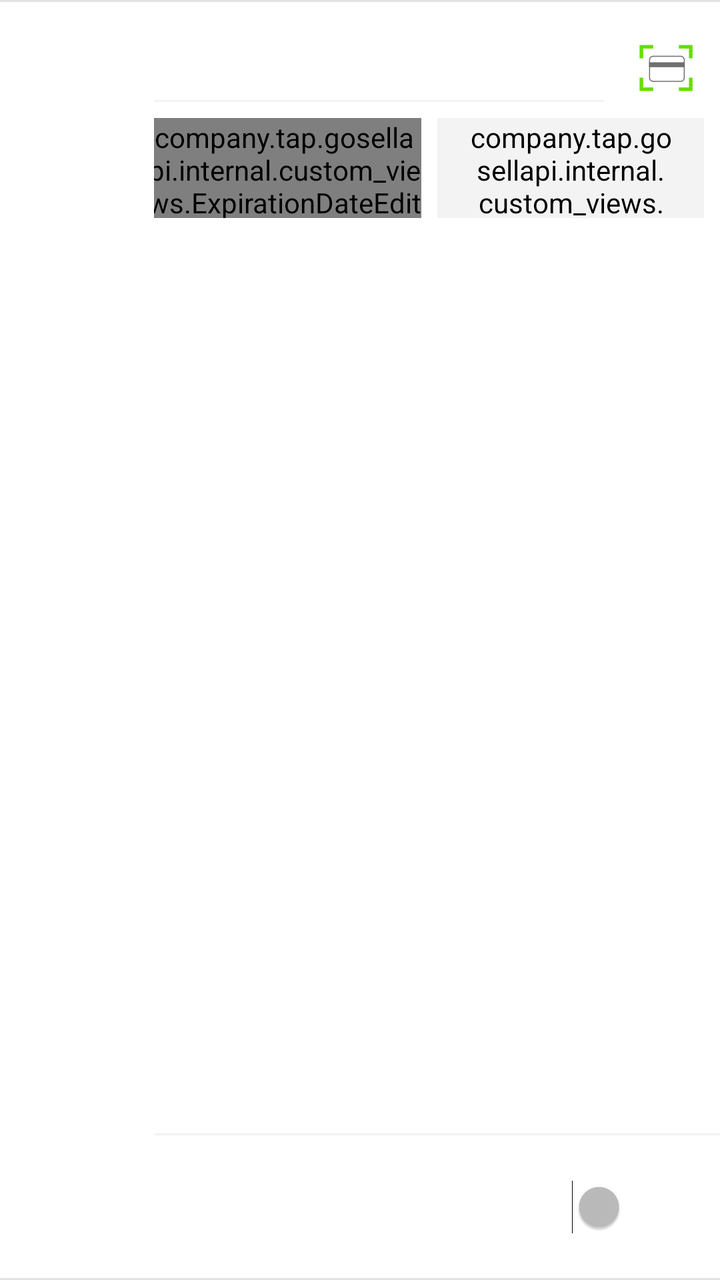
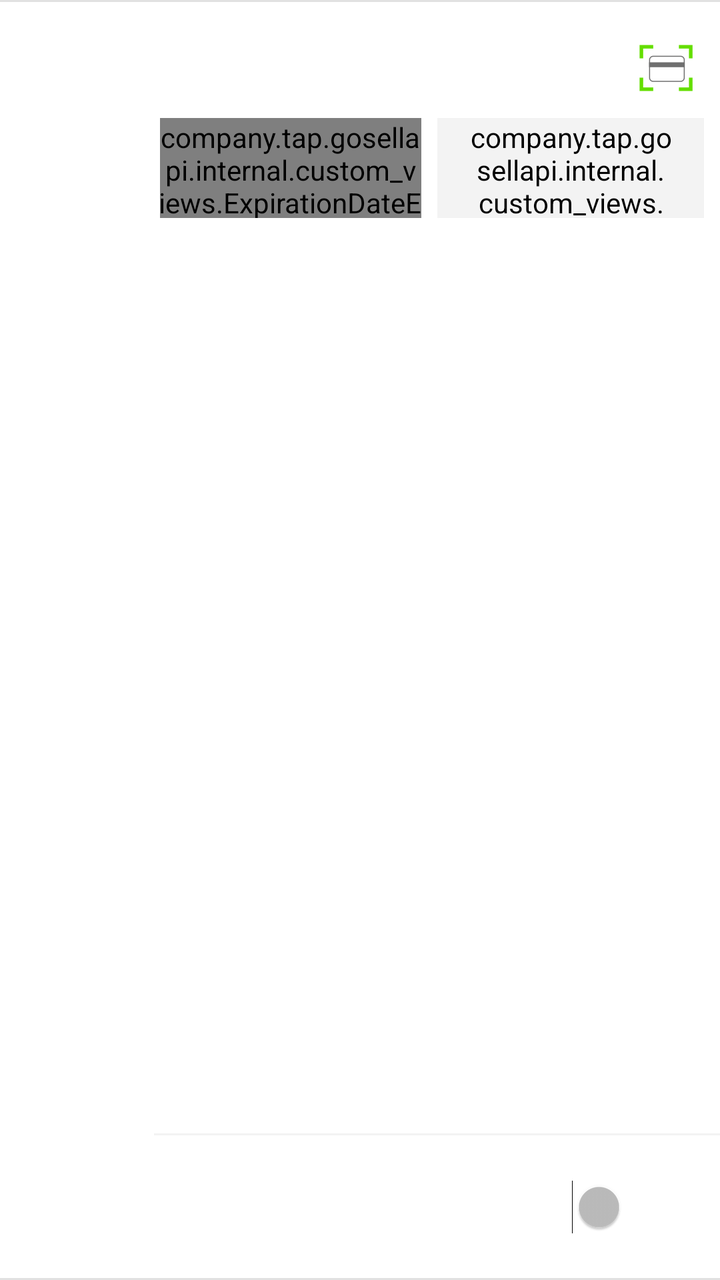

Compare the two renders of this Android layout. The source of the first and the diff that turns it into the second are given below.
<!-- AndroidManifest.xml: another module's application theme AppTheme -->
<!-- res/layout/gosellsdk_viewholder_card_payment_option.xml -->
<?xml version="1.0" encoding="utf-8"?>
<android.support.constraint.ConstraintLayout
    xmlns:android="http://schemas.android.com/apk/res/android"
    xmlns:app="http://schemas.android.com/apk/res-auto"
    xmlns:tools="http://schemas.android.com/tools"
    android:layout_width="match_parent"
    android:layout_height="wrap_content"
    android:background="@color/white"
    >

  
  <View
      android:id="@+id/topSeparator"
      android:layout_width="match_parent"
      android:layout_height="1dp"
      android:background="@color/mercury"
      app:layout_constraintEnd_toEndOf="parent"
      app:layout_constraintStart_toStartOf="parent"
      app:layout_constraintTop_toTopOf="parent"
      />

  
  <View
      android:id="@+id/bottomSeparator"
      android:layout_width="match_parent"
      android:layout_height="1dp"
      android:background="@color/mercury"
      app:layout_constraintBottom_toBottomOf="parent"
      app:layout_constraintEnd_toEndOf="parent"
      app:layout_constraintStart_toStartOf="parent"
      />


  
  <android.support.constraint.ConstraintLayout
      android:id="@+id/paymentOptionIconsContainer"
      android:layout_width="70dp"
      android:layout_height="0dp"
      app:layout_constraintStart_toStartOf="parent"
      app:layout_constraintTop_toTopOf="parent"
      android:layout_marginStart="7dp"
      android:layout_marginLeft="7dp"
      app:layout_constraintBottom_toTopOf="@id/bottomSeparator"
      >

    <android.support.v7.widget.RecyclerView
        android:id="@+id/cardSystemsRecyclerView"
        android:layout_width="80dp"
        android:layout_height="wrap_content"
        app:layout_constraintStart_toStartOf="parent"
        app:layout_constraintTop_toTopOf="parent"
        app:layout_constraintBottom_toBottomOf="parent"
        app:layout_constraintVertical_bias="0"
        />

  </android.support.constraint.ConstraintLayout>


  
  <android.support.constraint.ConstraintLayout
      android:id="@+id/cardNumberContainer"
      android:layout_width="0dp"
      android:layout_height="50dp"
      android:layout_marginTop="8dp"
      app:layout_constraintEnd_toEndOf="parent"
      app:layout_constraintStart_toEndOf="@id/paymentOptionIconsContainer"
      app:layout_constraintTop_toBottomOf="@id/topSeparator"
      app:layout_constraintBottom_toTopOf="@id/expirationDateAndCVVContainer"
      >


    <android.support.design.widget.TextInputLayout
        android:id="@+id/cardNumberFieldTextInputLayout"
        android:layout_width="0dp"
        android:layout_height="0dp"
        app:layout_goneMarginEnd="20dp"
        android:layout_marginEnd="0dp"
        android:layout_marginRight="0dp"
        app:layout_constraintBottom_toBottomOf="parent"
        app:layout_constraintEnd_toStartOf="@id/cardScannerButton"
        app:layout_constraintStart_toStartOf="parent"
        app:layout_constraintTop_toTopOf="parent"
        android:gravity="center_vertical"
        app:hintTextAppearance="@style/TextInputLayout.Hint"
        >

      <android.support.v7.widget.AppCompatEditText
          android:id="@+id/cardNumberField"
          android:layout_width="match_parent"
          android:layout_height="match_parent"
          android:layout_marginStart="@dimen/edit_text_default_padding"
          android:layout_marginLeft="@dimen/edit_text_default_padding"
          android:hint="@string/edittext_hint_card_number"
          android:inputType="numberDecimal"
          style="@style/EditText"
          app:layout_constraintBottom_toBottomOf="parent"
          app:layout_constraintEnd_toEndOf="parent"
          app:layout_constraintStart_toStartOf="parent"
          app:layout_constraintTop_toTopOf="parent"
          app:backgroundTint="@color/separator"
          />

    </android.support.design.widget.TextInputLayout>

    <ImageButton
        android:id="@+id/cardScannerButton"
        android:layout_width="54dp"
        android:layout_height="0dp"
        android:background="@android:color/transparent"
        android:scaleType="centerInside"
        android:src="@drawable/btn_card_scanner_normal"
        app:layout_constraintBottom_toBottomOf="parent"
        app:layout_constraintEnd_toEndOf="parent"
        app:layout_constraintTop_toTopOf="parent"
        tools:ignore="ContentDescription"
        />

  </android.support.constraint.ConstraintLayout>


  
  <android.support.constraint.ConstraintLayout
      android:id="@+id/expirationDateAndCVVContainer"
      android:layout_width="0dp"
      android:layout_height="50dp"
      app:layout_constraintTop_toBottomOf="@id/cardNumberContainer"
      app:layout_constraintStart_toEndOf="@id/paymentOptionIconsContainer"
      app:layout_constraintEnd_toEndOf="parent"
      app:layout_constraintBottom_toTopOf="@id/cardholderNameContainer"
      >

    
    <android.support.design.widget.TextInputLayout
        android:id="@+id/expirationDateContainer"
        android:layout_width="0dp"
        android:layout_height="0dp"
        app:layout_constraintStart_toStartOf="parent"
        app:layout_constraintTop_toTopOf="parent"
        app:layout_constraintBottom_toBottomOf="parent"
        app:layout_constraintEnd_toStartOf="@id/cvvFieldContainer"
        app:layout_constraintHorizontal_chainStyle="spread"
        app:hintTextAppearance="@style/TextInputLayout.Hint"
        android:hint="@string/edittext_hint_expiration_date"
        android:gravity="start"
        >


      <company.tap.gosellapi.internal.custom_views.ExpirationDateEditText
          style="@style/bt_card_form_field"
          android:id="@+id/expirationDateField"
          app:layout_constraintStart_toStartOf="parent"
          app:layout_constraintEnd_toEndOf="parent"
          app:layout_constraintTop_toTopOf="parent"
          app:layout_constraintBottom_toBottomOf="parent"
          app:backgroundTint="@color/separator"

          />

    </android.support.design.widget.TextInputLayout>


    
    <android.support.design.widget.TextInputLayout
        android:id="@+id/cvvFieldContainer"
        android:layout_width="0dp"
        android:layout_height="0dp"
        android:layout_marginStart="8dp"
        android:layout_marginEnd="8dp"
        app:layout_constraintStart_toEndOf="@id/expirationDateContainer"
        app:layout_constraintTop_toTopOf="parent"
        app:layout_constraintEnd_toEndOf="parent"
        app:layout_constraintBottom_toBottomOf="parent"
        app:hintTextAppearance="@style/TextInputLayout.Hint"
        android:hint="@string/bt_form_hint_cvv"
        android:gravity="start"
        >


      <company.tap.gosellapi.internal.custom_views.CvvEditText
          style="@style/bt_card_form_field"
          android:id="@+id/cvvField"
          android:paddingEnd="20dp"
          android:paddingStart="20dp"
          android:layout_marginEnd="@dimen/edit_text_default_padding"
          android:layout_marginRight="@dimen/edit_text_default_padding"
          app:layout_constraintStart_toStartOf="parent"
          app:layout_constraintEnd_toEndOf="parent"
          app:layout_constraintTop_toTopOf="parent"
          app:layout_constraintBottom_toBottomOf="parent"

          android:backgroundTint="@color/separator"
          />

    </android.support.design.widget.TextInputLayout>


  </android.support.constraint.ConstraintLayout>


  
  <android.support.design.widget.TextInputLayout
      android:id="@+id/cardholderNameContainer"
      android:layout_width="0dp"
      android:layout_height="50dp"
      app:layout_constraintStart_toEndOf="@id/paymentOptionIconsContainer"
      app:layout_constraintTop_toBottomOf="@id/expirationDateAndCVVContainer"
      app:layout_constraintEnd_toEndOf="parent"
      app:hintTextAppearance="@style/TextInputLayout.Hint"
      >

    <android.support.v7.widget.AppCompatEditText
        android:id="@+id/cardholderNameField"
        android:layout_width="match_parent"
        android:layout_height="match_parent"
        android:layout_marginStart="@dimen/edit_text_default_padding"

        android:layout_marginEnd="@dimen/edit_text_default_padding"
        android:paddingEnd="20dp"
        android:paddingRight="20dp"
        app:layout_constraintStart_toStartOf="parent"
        app:layout_constraintEnd_toEndOf="parent"
        app:layout_constraintTop_toTopOf="parent"
        app:layout_constraintBottom_toBottomOf="parent"
        android:inputType="textCapCharacters"
        android:hint="@string/edittext_hint_name_on_card"
        style="@style/EditText"
        app:backgroundTint="@color/transparent"
        tools:ignore="RtlSymmetry"
        />

  </android.support.design.widget.TextInputLayout>


  
  <android.support.design.widget.TextInputLayout
      android:id="@+id/addressOnCardContainer"
      android:layout_width="0dp"
      android:visibility="gone"
      android:layout_height="wrap_content"
      app:layout_constraintStart_toEndOf="@id/paymentOptionIconsContainer"
      app:layout_constraintEnd_toEndOf="parent"
      app:layout_constraintTop_toBottomOf="@id/cardholderNameContainer"
      app:layout_constraintBottom_toTopOf="@id/saveCardContainer"
      app:hintTextAppearance="@style/TextInputLayout.Hint"
      >


    <android.support.v7.widget.AppCompatEditText
        android:id="@+id/addressOnCardTextView"
        android:layout_width="match_parent"
        android:layout_height="wrap_content"
        android:layout_marginTop="16dp"
        android:layout_marginBottom="16dp"
        app:layout_constraintTop_toTopOf="parent"
        app:layout_constraintBottom_toBottomOf="parent"
        app:layout_constraintStart_toStartOf="parent"
        app:layout_constraintEnd_toEndOf="parent"
        android:drawablePadding="20dp"
        android:paddingEnd="20dp"
        android:paddingRight="20dp"
        android:drawableEnd="@drawable/ic_arrow_right_normal"
        android:drawableRight="@drawable/ic_arrow_right_normal"
        android:hint="@string/edittext_hint_address_on_card"
        style="@style/EditText"
        android:focusable="false"
        android:focusableInTouchMode="false"
        android:background="@null"
        tools:ignore="RtlSymmetry"
        />

  </android.support.design.widget.TextInputLayout>


  
  <android.support.constraint.ConstraintLayout
      android:id="@+id/saveCardContainer"
      android:layout_width="0dp"
      android:layout_height="wrap_content"
      app:layout_constraintStart_toEndOf="@id/paymentOptionIconsContainer"
      app:layout_constraintEnd_toEndOf="parent"
      app:layout_constraintBottom_toTopOf="@id/bottomSeparator"
      >

    <View
        android:id="@+id/saveCardTopSeparator"
        android:layout_width="match_parent"
        android:layout_height="1dp"
        android:background="@color/separator"
        app:layout_constraintEnd_toEndOf="parent"
        app:layout_constraintStart_toStartOf="parent"
        app:layout_constraintTop_toTopOf="parent"
        />

    <TextView
        android:id="@+id/saveCardDescriptionTextView"
        android:layout_width="0dp"
        android:layout_height="wrap_content"
        android:layout_marginTop="18dp"
        android:layout_marginBottom="18dp"
        app:layout_constraintStart_toStartOf="parent"
        app:layout_constraintTop_toBottomOf="@id/saveCardTopSeparator"
        app:layout_constraintBottom_toBottomOf="parent"
        app:layout_constraintEnd_toStartOf="@id/saveCardSwitch"
        android:text="@string/textview_disclaimer_save_card"
        />

    <Switch
        android:id="@+id/saveCardSwitch"
        android:layout_width="wrap_content"
        android:layout_height="wrap_content"
        android:layout_marginStart="20dp"
        android:layout_marginEnd="20dp"
        android:checked="false"
        app:layout_constraintTop_toBottomOf="@id/saveCardTopSeparator"
        app:layout_constraintBottom_toBottomOf="parent"
        app:layout_constraintEnd_toEndOf="parent"
        />

  </android.support.constraint.ConstraintLayout>

</android.support.constraint.ConstraintLayout>
<!-- resources referenced by this layout -->
<resources>
  <color name="mercury">#E1E1E1</color>
  <color name="separator">#0C000000</color>
  <color name="transparent">#00000000</color>
  <color name="white">#FFFFFF</color>
  <dimen name="edit_text_default_padding">-4dp</dimen>
  <!-- drawable btn_card_scanner_normal: png bitmap (drawable-hdpi, 853 bytes) -->
  <!-- drawable ic_arrow_right_normal: png bitmap (drawable-hdpi, 532 bytes) -->
  <string name="bt_form_hint_cvv">@string/bt_cvv</string>
  <string name="edittext_hint_address_on_card">Address on Card</string>
  <string name="edittext_hint_card_number">Card number</string>
  <string name="edittext_hint_expiration_date">MM/YY</string>
  <string name="edittext_hint_name_on_card">Name on card</string>
  <string name="textview_disclaimer_save_card">For faster and more secure checkout, save your card</string>
  <style name="EditText">
          <item name="android:textCursorDrawable">@null</item>
          <item name="android:textColor">@color/greyish_brown</item>
          <item name="android:textSize">@dimen/font_size_16sp</item>
          <item name="android:fontFamily" tools:targetApi="jelly_bean">sans-serif-light</item>
          <item name="android:textStyle">normal</item>
      </style>
  <style name="TextInputLayout.Hint" parent="TextAppearance.AppCompat.Small">
          <item name="android:textColor">@color/silver_light</item>
          <item name="android:fontFamily" tools:targetApi="jelly_bean">sans-serif</item>
          <item name="android:textSize">@dimen/font_size_11sp</item>
          <item name="android:textStyle">normal</item>
      </style>
  <style name="bt_card_form_field" parent="bt_base_textview">
          <item name="android:layout_width">match_parent</item>
          <item name="android:layout_height">match_parent</item>
          <item name="android:layout_marginStart">@dimen/edit_text_default_padding</item>
          <item name="android:layout_marginLeft">@dimen/edit_text_default_padding</item>
          <item name="android:textColorHint">@color/bt_light_gray</item>
          <item name="android:textCursorDrawable" tools:ignore="NewApi">@null</item>
      </style>
  <style name="AppTheme" parent="Theme.AppCompat.NoActionBar">
          
          <item name="colorPrimary">@color/french_gray</item>
          <item name="colorPrimaryDark">@color/colorPrimaryDark</item>
          <item name="colorAccent">@color/colorAccent</item>
      </style>
  <color name="greyish_brown" tools:ignore="MissingDefaultResource">#535353</color>
  <dimen name="font_size_16sp">16sp</dimen>
  <color name="silver_light">#C9C9C9</color>
  <dimen name="font_size_11sp">11sp</dimen>
  <style name="bt_base_textview">
          <item name="android:textSize">@dimen/bt_input_text_size</item>
          <item name="android:fontFamily" tools:targetApi="jelly_bean">sans-serif-light</item>
      </style>
  <color name="bt_light_gray">#6d6d6d</color>
  <color name="french_gray">#A8B5B5B5</color>
  <color name="colorPrimaryDark">#03A9F4</color>
  <color name="colorAccent">#FF4081</color>
  <dimen name="bt_input_text_size">16sp</dimen>
</resources>

<!-- the commit's change to res/layout/gosellsdk_viewholder_card_payment_option.xml (unified diff, before → after) -->
@@ -98,7 +98,9 @@
           app:layout_constraintStart_toStartOf="parent"
           app:layout_constraintTop_toTopOf="parent"
           app:backgroundTint="@color/separator"
-          />
+          android:background="@android:color/transparent"
+          android:paddingStart="3dp"
+          android:paddingLeft="3dp" />
 
     </android.support.design.widget.TextInputLayout>
 
@@ -142,6 +144,8 @@
         app:hintTextAppearance="@style/TextInputLayout.Hint"
         android:hint="@string/edittext_hint_expiration_date"
         android:gravity="start"
+        android:paddingStart="3dp"
+        android:paddingLeft="3dp"
         >
 
 
@@ -153,7 +157,9 @@
           app:layout_constraintTop_toTopOf="parent"
           app:layout_constraintBottom_toBottomOf="parent"
           app:backgroundTint="@color/separator"
-
+          android:background="@android:color/transparent"
+          android:paddingStart="3dp"
+          android:paddingLeft="3dp"
           />
 
     </android.support.design.widget.TextInputLayout>
@@ -189,6 +195,7 @@
           app:layout_constraintBottom_toBottomOf="parent"
 
           android:backgroundTint="@color/separator"
+          android:background="@android:color/transparent"
           />
 
     </android.support.design.widget.TextInputLayout>
@@ -215,8 +222,8 @@
         android:layout_marginStart="@dimen/edit_text_default_padding"
 
         android:layout_marginEnd="@dimen/edit_text_default_padding"
-        android:paddingEnd="20dp"
-        android:paddingRight="20dp"
+        android:paddingEnd="4dp"
+        android:paddingRight="4dp"
         app:layout_constraintStart_toStartOf="parent"
         app:layout_constraintEnd_toEndOf="parent"
         app:layout_constraintTop_toTopOf="parent"
@@ -226,6 +233,7 @@
         style="@style/EditText"
         app:backgroundTint="@color/transparent"
         tools:ignore="RtlSymmetry"
+        android:background="@android:color/transparent"
         />
 
   </android.support.design.widget.TextInputLayout>
